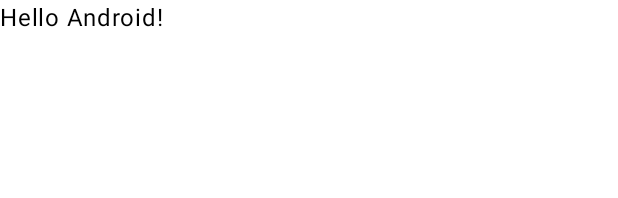
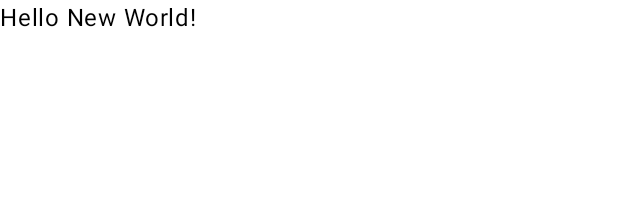
Before and after one commit to darkcurry1001/BeeFound, an Android app built with Jetpack Compose: the @Preview function GreetingPreview, on a phone screen of 412 x 824 dp. Shown: the top 198 px of the screen. Run offline under Robolectric (Android 15) with nearby library versions, the phone set to English and light mode, and no system bars.

Commit message:
Change greeting

```diff
--- a/app/src/main/java/com/example/beefound/MainActivity.kt
+++ b/app/src/main/java/com/example/beefound/MainActivity.kt
@@ -22,7 +22,7 @@ class MainActivity : ComponentActivity() {
                     modifier = Modifier.fillMaxSize(),
                     color = MaterialTheme.colorScheme.background
                 ) {
-                    Greeting("Android")
+                    Greeting("New World")
                 }
             }
         }
@@ -41,6 +41,6 @@ fun Greeting(name: String, modifier: Modifier = Modifier) {
 @Composable
 fun GreetingPreview() {
     BeeFoundTheme {
-        Greeting("Android")
+        Greeting("New World")
     }
 }
```
